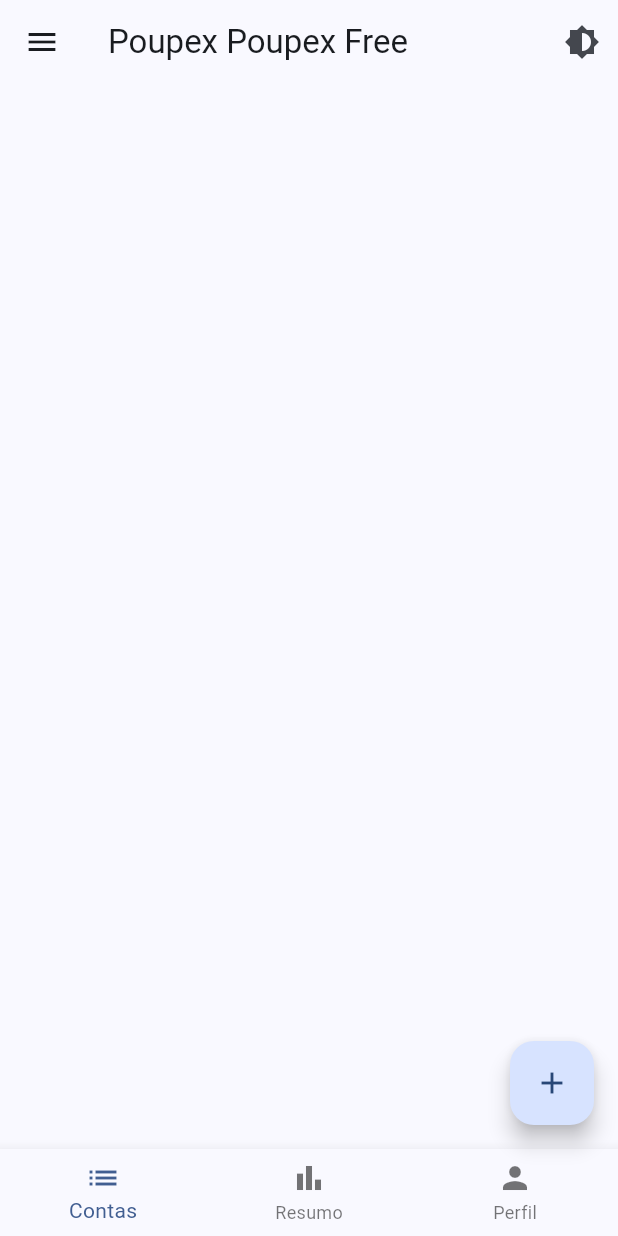
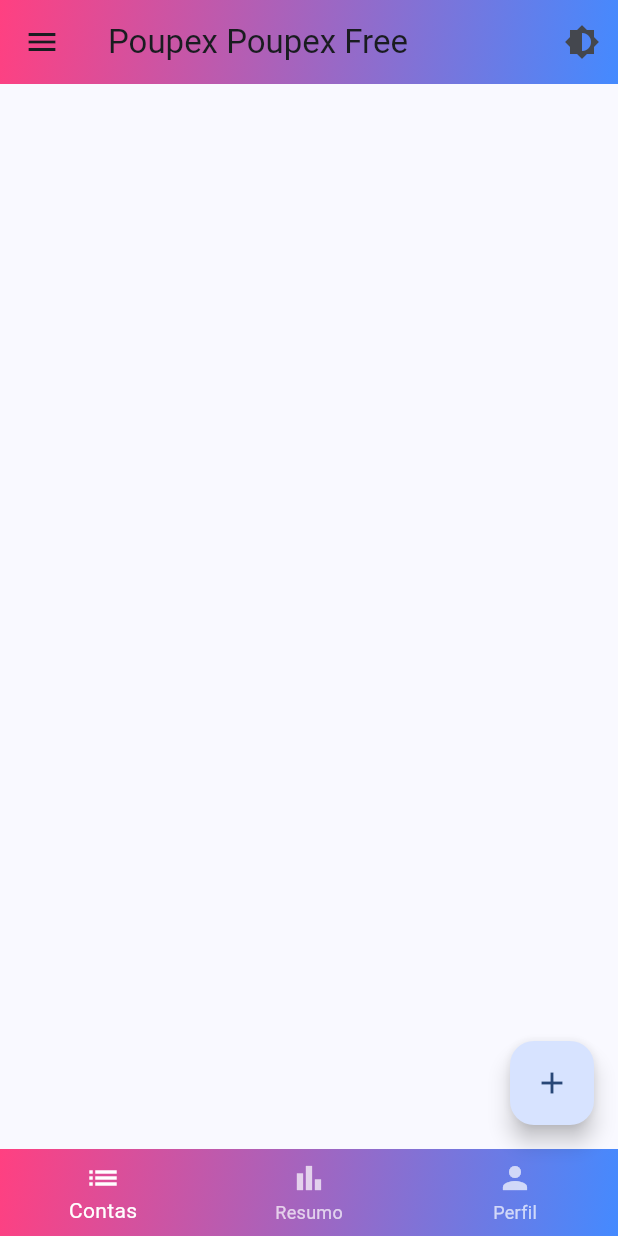
Before and after one commit to ErikMazzuco/projeto-final-coimbra, a Flutter app: the screen it shows after launch, on a phone screen of 412 x 824 dp. Run offline on Flutter 3.47's test engine with Material 3 defaults, Android fonts, the light colour scheme and no system bars.

Commit message:
Disign Incrivel do app com usuario

```diff
--- a/lib/pages/home_page.dart
+++ b/lib/pages/home_page.dart
@@ -8,8 +8,7 @@
   const MyHomePage({super.key, required this.onToggleTheme, required this.flavorConfig});
 
   @override
-  // ignore: no_logic_in_create_state
-  State<MyHomePage> createState() => _MyHomePageState(flavorConfig : flavorConfig);
+  State<MyHomePage> createState() => _MyHomePageState(flavorConfig: flavorConfig);
 }
 
 class _MyHomePageState extends State<MyHomePage> {
@@ -31,14 +30,49 @@
     });
   }
 
+  LinearGradient get _gradient => const LinearGradient(
+        colors: [Colors.pinkAccent, Colors.blueAccent],
+        begin: Alignment.topLeft,
+        end: Alignment.bottomRight,
+      );
+
   Widget _buildBody() {
     if (_selectedIndex == 0) {
       return ListView.builder(
         itemCount: _bills.length,
         itemBuilder: (context, index) {
-          return ListTile(
-            leading: const Icon(Icons.receipt_long),
-            title: Text(_bills[index]),
+          return Card(
+            margin: const EdgeInsets.symmetric(horizontal: 12, vertical: 8),
+            shape: RoundedRectangleBorder(borderRadius: BorderRadius.circular(12)),
+            elevation: 4,
+            child: Row(
+              children: [
+                // Parte com degradê
+                Container(
+                  width: MediaQuery.of(context).size.width * 0.4 - 24,
+                  height: 80,
+                  decoration: BoxDecoration(
+                    gradient: _gradient,
+                    borderRadius: const BorderRadius.only(
+                      topLeft: Radius.circular(12),
+                      bottomLeft: Radius.circular(12),
+                    ),
+                  ),
+                  child: const Icon(Icons.receipt_long, color: Colors.white, size: 40),
+                  alignment: Alignment.center,
+                ),
+                // Parte com texto
+                Expanded(
+                  child: Padding(
+                    padding: const EdgeInsets.symmetric(horizontal: 12),
+                    child: Text(
+                      _bills[index],
+                      style: const TextStyle(fontSize: 18, fontWeight: FontWeight.w500),
+                    ),
+                  ),
+                ),
+              ],
+            ),
           );
         },
       );
@@ -54,6 +88,9 @@
     return Scaffold(
       appBar: AppBar(
         title: Text('Poupex ${FlavorConfig.title}'),
+        flexibleSpace: Container(
+          decoration: BoxDecoration(gradient: _gradient),
+        ),
         actions: [
           IconButton(
             icon: const Icon(Icons.brightness_6),
@@ -62,43 +99,64 @@
         ],
       ),
       drawer: Drawer(
+        child: Container(
+          decoration: BoxDecoration(gradient: _gradient),
           child: ListView(
             padding: EdgeInsets.zero,
-          children: const [
-            DrawerHeader(
-              decoration: BoxDecoration(color: Color(0xFF2F80ED)),
-              child: Text('Menu Poupex', style: TextStyle(color: Colors.white, fontSize: 24)),
+            children: [
+              UserAccountsDrawerHeader(
+                decoration: const BoxDecoration(color: Colors.transparent),
+                currentAccountPicture: const CircleAvatar(
+                  backgroundImage: NetworkImage('https://avatars.githubusercontent.com/u/98659687?v=4'), // ou use AssetImage se for imagem local
                 ),
-            ListTile(
-              leading: Icon(Icons.home),
-              title: Text('Início'),
+                accountName: const Text(
+                  'Erik Mazzuco',
+                  style: TextStyle(fontSize: 18, fontWeight: FontWeight.bold),
                 ),
-            ListTile(
-              leading: Icon(Icons.analytics),
-              title: Text('Resumo'),
+                accountEmail: const Text(
+                  'erik.mazzuco@email.com',
+                  style: TextStyle(fontSize: 14),
                 ),
-            ListTile(
-              leading: Icon(Icons.settings),
-              title: Text('Configurações'),
+              ),
+              const ListTile(
+                leading: Icon(Icons.home, color: Colors.white),
+                title: Text('Início', style: TextStyle(color: Colors.white)),
+              ),
+              const ListTile(
+                leading: Icon(Icons.analytics, color: Colors.white),
+                title: Text('Resumo', style: TextStyle(color: Colors.white)),
+              ),
+              const ListTile(
+                leading: Icon(Icons.settings, color: Colors.white),
+                title: Text('Configurações', style: TextStyle(color: Colors.white)),
               ),
             ],
           ),
         ),
+      ),
+
       body: _buildBody(),
       floatingActionButton: FloatingActionButton(
         onPressed: _addBill,
         tooltip: 'Adicionar Conta',
         child: const Icon(Icons.add),
       ),
-      bottomNavigationBar: BottomNavigationBar(
+      bottomNavigationBar: Container(
+        decoration: BoxDecoration(gradient: _gradient),
+        child: BottomNavigationBar(
           currentIndex: _selectedIndex,
           onTap: _onNavItemTapped,
+          backgroundColor: Colors.transparent,
+          elevation: 0,
+          selectedItemColor: Colors.white,
+          unselectedItemColor: Colors.white70,
           items: const [
             BottomNavigationBarItem(icon: Icon(Icons.list), label: 'Contas'),
             BottomNavigationBarItem(icon: Icon(Icons.bar_chart), label: 'Resumo'),
             BottomNavigationBarItem(icon: Icon(Icons.person), label: 'Perfil'),
           ],
         ),
+      ),
     );
   }
 }
```
Lines whose indentation alone changed are shown as unchanged.
